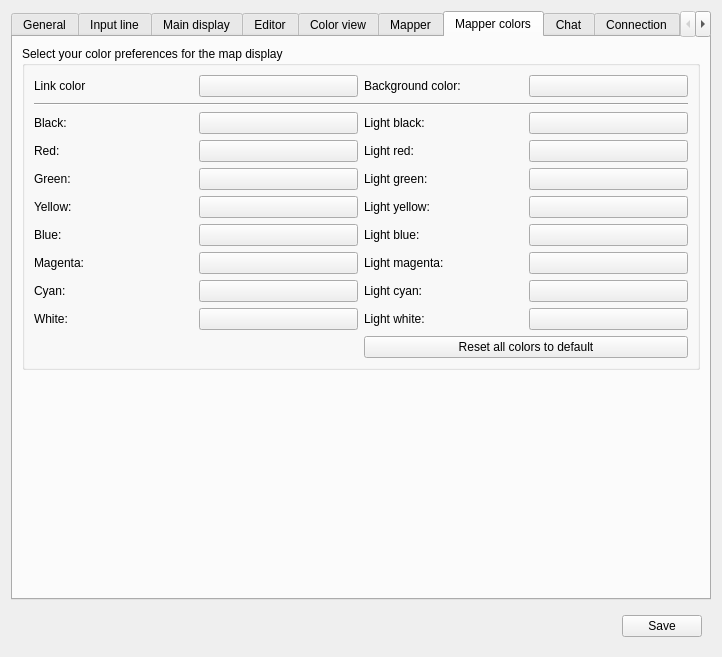
Old version of the form src/ui/profile_preferences.ui in the repository Mudlet/Mudlet.
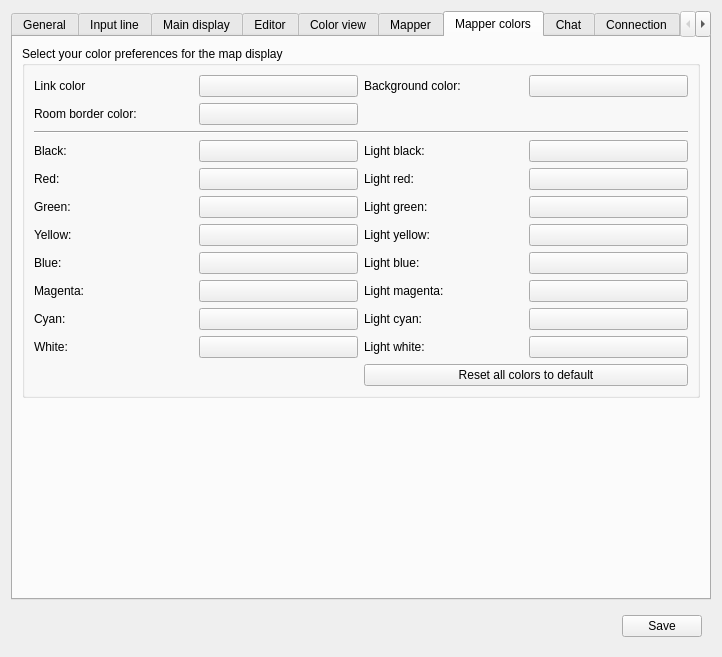
New version of the form. The open tabs and pages were chosen to show the change. Icons and pictures are not drawn. Custom widgets are drawn as their Qt base class.

Commit message:
Add option to draw room borders (#4456)
make borders initially turned on

set borders off on grid mode

make mapper room borders "on" as default also for already existing profiles

Diff of the .ui file:
```diff
--- a/src/ui/profile_preferences.ui
+++ b/src/ui/profile_preferences.ui
@@ -2219,21 +2219,38 @@
             </property>
            </widget>
           </item>
-          <item row="1" column="0" colspan="4">
+          <item row="1" column="0">
+           <widget class="QLabel" name="label_4">
+            <property name="text">
+             <string>Room border color:</string>
+            </property>
+           </widget>
+          </item>
+          <item row="1" column="1">
+           <widget class="QPushButton" name="pushButton_roomBorderColor">
+            <property name="autoFillBackground">
+             <bool>true</bool>
+            </property>
+            <property name="text">
+             <string/>
+            </property>
+           </widget>
+          </item>
+          <item row="2" column="0" colspan="4">
            <widget class="Line" name="line_mapperColorsSeparator">
             <property name="orientation">
              <enum>Qt::Horizontal</enum>
             </property>
            </widget>
           </item>
-          <item row="2" column="0">
+          <item row="3" column="0">
            <widget class="QLabel" name="label_17">
             <property name="text">
              <string>Black:</string>
             </property>
            </widget>
           </item>
-          <item row="2" column="1">
+          <item row="3" column="1">
            <widget class="QPushButton" name="pushButton_black_2">
             <property name="autoFillBackground">
              <bool>true</bool>
@@ -2243,14 +2260,14 @@
             </property>
            </widget>
           </item>
-          <item row="2" column="2">
+          <item row="3" column="2">
            <widget class="QLabel" name="label_49">
             <property name="text">
              <string>Light black:</string>
             </property>
            </widget>
           </item>
-          <item row="2" column="3">
+          <item row="3" column="3">
            <widget class="QPushButton" name="pushButton_Lblack_2">
             <property name="autoFillBackground">
              <bool>true</bool>
@@ -2260,14 +2277,14 @@
             </property>
            </widget>
           </item>
-          <item row="3" column="0">
+          <item row="4" column="0">
            <widget class="QLabel" name="label_42">
             <property name="text">
              <string>Red:</string>
             </property>
            </widget>
           </item>
-          <item row="3" column="1">
+          <item row="4" column="1">
            <widget class="QPushButton" name="pushButton_red_2">
             <property name="autoFillBackground">
              <bool>true</bool>
@@ -2277,14 +2294,14 @@
             </property>
            </widget>
           </item>
-          <item row="3" column="2">
+          <item row="4" column="2">
            <widget class="QLabel" name="label_50">
             <property name="text">
              <string>Light red:</string>
             </property>
            </widget>
           </item>
-          <item row="3" column="3">
+          <item row="4" column="3">
            <widget class="QPushButton" name="pushButton_Lred_2">
             <property name="autoFillBackground">
              <bool>true</bool>
@@ -2294,14 +2311,14 @@
             </property>
            </widget>
           </item>
-          <item row="4" column="0">
+          <item row="5" column="0">
            <widget class="QLabel" name="label_43">
             <property name="text">
              <string>Green:</string>
             </property>
            </widget>
           </item>
-          <item row="4" column="1">
+          <item row="5" column="1">
            <widget class="QPushButton" name="pushButton_green_2">
             <property name="autoFillBackground">
              <bool>true</bool>
@@ -2311,14 +2328,14 @@
             </property>
            </widget>
           </item>
-          <item row="4" column="2">
+          <item row="5" column="2">
            <widget class="QLabel" name="label_51">
             <property name="text">
              <string>Light green:</string>
             </property>
            </widget>
           </item>
-          <item row="4" column="3">
+          <item row="5" column="3">
            <widget class="QPushButton" name="pushButton_Lgreen_2">
             <property name="autoFillBackground">
              <bool>true</bool>
@@ -2328,14 +2345,14 @@
             </property>
            </widget>
           </item>
-          <item row="5" column="0">
+          <item row="6" column="0">
            <widget class="QLabel" name="label_48">
             <property name="text">
              <string>Yellow:</string>
             </property>
            </widget>
           </item>
-          <item row="5" column="1">
+          <item row="6" column="1">
            <widget class="QPushButton" name="pushButton_yellow_2">
             <property name="autoFillBackground">
              <bool>true</bool>
@@ -2345,14 +2362,14 @@
             </property>
            </widget>
           </item>
-          <item row="5" column="2">
+          <item row="6" column="2">
            <widget class="QLabel" name="label_52">
             <property name="text">
              <string>Light yellow:</string>
             </property>
            </widget>
           </item>
-          <item row="5" column="3">
+          <item row="6" column="3">
            <widget class="QPushButton" name="pushButton_Lyellow_2">
             <property name="autoFillBackground">
              <bool>true</bool>
@@ -2362,14 +2379,14 @@
             </property>
            </widget>
           </item>
-          <item row="6" column="0">
+          <item row="7" column="0">
            <widget class="QLabel" name="label_44">
             <property name="text">
              <string>Blue:</string>
             </property>
            </widget>
           </item>
-          <item row="6" column="1">
+          <item row="7" column="1">
            <widget class="QPushButton" name="pushButton_blue_2">
             <property name="autoFillBackground">
              <bool>true</bool>
@@ -2379,14 +2396,14 @@
             </property>
            </widget>
           </item>
-          <item row="6" column="2">
+          <item row="7" column="2">
            <widget class="QLabel" name="label_53">
             <property name="text">
              <string>Light blue:</string>
             </property>
            </widget>
           </item>
-          <item row="6" column="3">
+          <item row="7" column="3">
            <widget class="QPushButton" name="pushButton_Lblue_2">
             <property name="autoFillBackground">
              <bool>true</bool>
@@ -2396,14 +2413,14 @@
             </property>
            </widget>
           </item>
-          <item row="7" column="0">
+          <item row="8" column="0">
            <widget class="QLabel" name="label_45">
             <property name="text">
              <string>Magenta:</string>
             </property>
            </widget>
           </item>
-          <item row="7" column="1">
+          <item row="8" column="1">
            <widget class="QPushButton" name="pushButton_magenta_2">
             <property name="autoFillBackground">
              <bool>true</bool>
@@ -2413,14 +2430,14 @@
             </property>
            </widget>
           </item>
-          <item row="7" column="2">
+          <item row="8" column="2">
            <widget class="QLabel" name="label_54">
             <property name="text">
              <string>Light magenta:</string>
             </property>
            </widget>
           </item>
-          <item row="7" column="3">
+          <item row="8" column="3">
            <widget class="QPushButton" name="pushButton_Lmagenta_2">
             <property name="autoFillBackground">
              <bool>true</bool>
@@ -2430,14 +2447,14 @@
             </property>
            </widget>
           </item>
-          <item row="8" column="0">
+          <item row="9" column="0">
            <widget class="QLabel" name="label_46">
             <property name="text">
              <string>Cyan:</string>
             </property>
            </widget>
           </item>
-          <item row="8" column="1">
+          <item row="9" column="1">
            <widget class="QPushButton" name="pushButton_cyan_2">
             <property name="autoFillBackground">
              <bool>true</bool>
@@ -2447,14 +2464,14 @@
             </property>
            </widget>
           </item>
-          <item row="8" column="2">
+          <item row="9" column="2">
            <widget class="QLabel" name="label_55">
             <property name="text">
              <string>Light cyan:</string>
             </property>
            </widget>
           </item>
-          <item row="8" column="3">
+          <item row="9" column="3">
            <widget class="QPushButton" name="pushButton_Lcyan_2">
             <property name="autoFillBackground">
              <bool>true</bool>
@@ -2464,14 +2481,14 @@
             </property>
            </widget>
           </item>
-          <item row="9" column="0">
+          <item row="10" column="0">
            <widget class="QLabel" name="label_47">
             <property name="text">
              <string>White:</string>
             </property>
            </widget>
           </item>
-          <item row="9" column="1">
+          <item row="10" column="1">
            <widget class="QPushButton" name="pushButton_white_2">
             <property name="autoFillBackground">
              <bool>true</bool>
@@ -2481,14 +2498,14 @@
             </property>
            </widget>
           </item>
-          <item row="9" column="2">
+          <item row="10" column="2">
            <widget class="QLabel" name="label_56">
             <property name="text">
              <string>Light white:</string>
             </property>
            </widget>
           </item>
-          <item row="9" column="3">
+          <item row="10" column="3">
            <widget class="QPushButton" name="pushButton_Lwhite_2">
             <property name="autoFillBackground">
              <bool>true</bool>
@@ -2498,7 +2515,7 @@
             </property>
            </widget>
           </item>
-          <item row="10" column="2" colspan="2">
+          <item row="11" column="2" colspan="2">
            <widget class="QPushButton" name="reset_colors_button_2">
             <property name="text">
              <string>Reset all colors to default</string>
```
Left out of the diff: 23 changed lines with no effect on the pictures. The commit also changes 7 other files.
